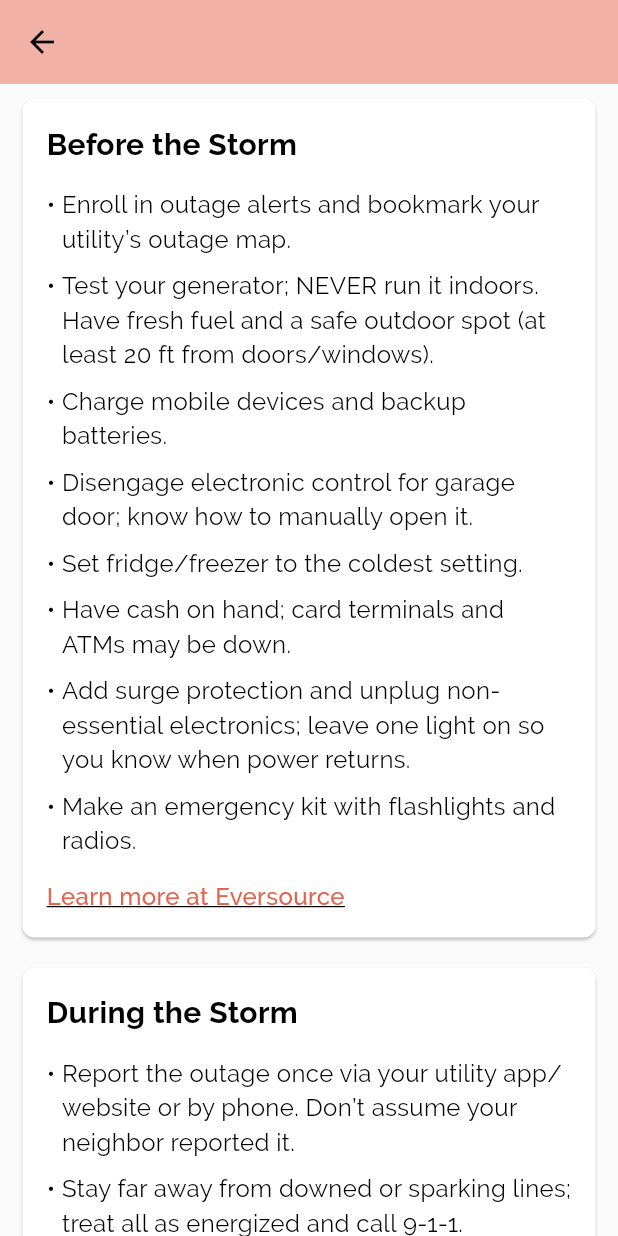
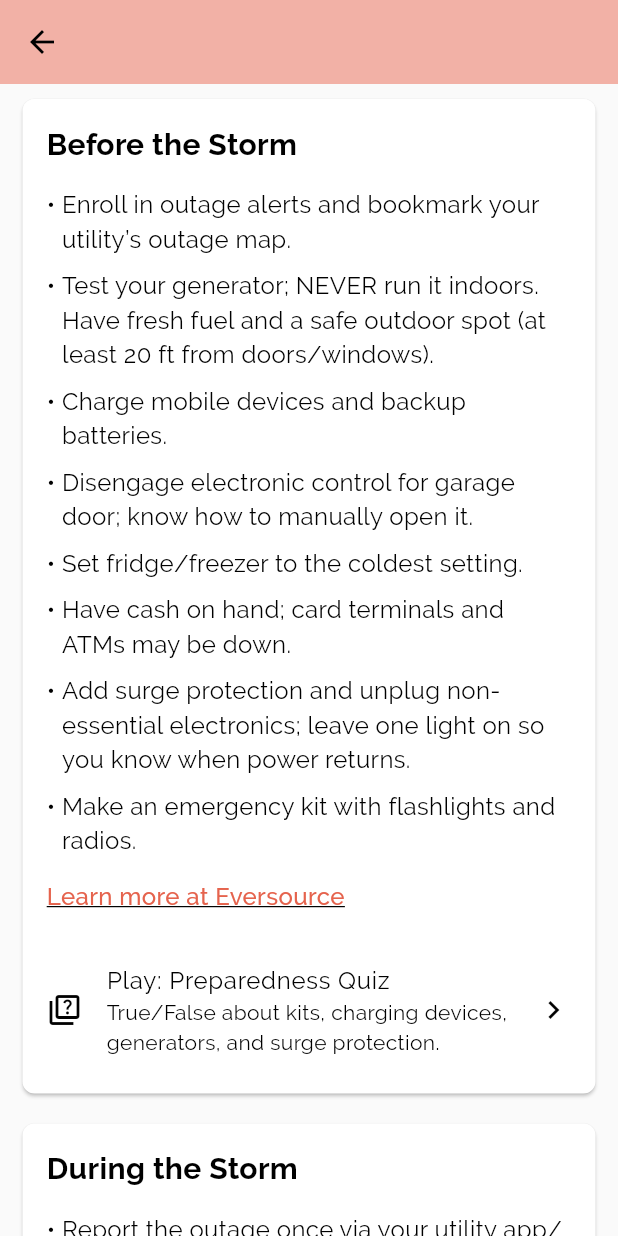
Before and after one commit to littlered964/safer-app, a Flutter app: the PowerOutage screen opened by its route, on a phone screen of 412 x 824 dp. Run offline on Flutter 3.47's test engine with Material 3 defaults, Android fonts, the phone set to English and light mode, and no system bars; our stand-ins replace bloc, device_info_plus, flutter_bloc, flutter_spinbox, flutter_swiper_null_safety, shared_preferences and 1 more; accounts and stored records are empty.

Commit message:
Created new power outage tree, before the storm quiz MVP, & during/after scripts

```diff
--- a/lib/configs/routes.dart
+++ b/lib/configs/routes.dart
@@ -38,7 +38,9 @@ class Routes {
   static const String evacuation = "/evacuation";
   static const String stayInTouch = "/stayInTouch";
   static const String powerOutage = "/powerOutage";
-  static const String powerOutageGame = "/powerOutageGame";
+  static const beforeOutageQuiz = '/beforeOutageQuiz';
+  static const duringOutageSort = '/duringOutageSort';
+  static const afterOutageChoices = '/afterOutageChoices';
 
   static const String termsOfUse = "/termsOfUse";
 
@@ -125,10 +127,21 @@ class Routes {
           builder: (context) => FontSetting(),
         );
 
-      case powerOutageGame:
+      case Routes.beforeOutageQuiz:
         return MaterialPageRoute(
-          builder: (context) => const PowerOutageGame(),
+          builder: (context) => const BeforeOutageQuizPage(),
         );
+
+      case Routes.duringOutageSort:
+        return MaterialPageRoute(
+          builder: (context) => const DuringOutageSortingPage(),
+        );
+
+      case Routes.afterOutageChoices:
+        return MaterialPageRoute(
+          builder: (context) => const AfterOutageChoicesPage(),
+        );
+
 
       default:
         return MaterialPageRoute(
--- a/lib/screens/safer_main_menu/power_outage.dart
+++ b/lib/screens/safer_main_menu/power_outage/power_outage.dart
@@ -4,14 +4,19 @@ import 'package:safer/configs/routes.dart';
 
 class PowerOutage extends StatelessWidget {
   final String title;
-
   const PowerOutage({super.key, required this.title});
 
+  // ---- Generic info block with optional in-card CTA to play the relevant game
   Widget buildInfoBlock(
-    BuildContext context,
-    String heading,
-    List<String> tips, {
+    BuildContext context, {
+    required String heading,
+    required List<String> tips,
     String? link,
+    // CTA config (optional)
+    IconData? ctaIcon,
+    String? ctaTitle,
+    String? ctaSubtitle,
+    VoidCallback? onPlay,
   }) {
     return Card(
       margin: const EdgeInsets.symmetric(vertical: 10, horizontal: 15),
@@ -30,7 +35,8 @@ class PowerOutage extends StatelessWidget {
               ),
             ),
             const SizedBox(height: 10),
-            ...tips.map((tip) => Padding(
+            ...tips.map(
+              (tip) => Padding(
                 padding: const EdgeInsets.symmetric(vertical: 4.0),
                 child: Row(
                   crossAxisAlignment: CrossAxisAlignment.start,
@@ -47,7 +53,8 @@ class PowerOutage extends StatelessWidget {
                     ),
                   ],
                 ),
-                )),
+              ),
+            ),
             if (link != null) ...[
               const SizedBox(height: 10),
               GestureDetector(
@@ -63,6 +70,25 @@ class PowerOutage extends StatelessWidget {
                 ),
               ),
             ],
+            if (onPlay != null && ctaTitle != null) ...[
+              const Divider(height: 24),
+              ListTile(
+                contentPadding: EdgeInsets.zero,
+                leading: Icon(ctaIcon ?? Icons.sports_esports_outlined),
+                title: Text(
+                  ctaTitle,
+                  style: const TextStyle(fontFamily: 'Raleway'),
+                ),
+                subtitle: ctaSubtitle == null
+                    ? null
+                    : Text(
+                        ctaSubtitle,
+                        style: const TextStyle(fontFamily: 'Raleway'),
+                      ),
+                trailing: const Icon(Icons.chevron_right),
+                onTap: onPlay,
+              ),
+            ],
           ],
         ),
       ),
@@ -70,7 +96,8 @@ class PowerOutage extends StatelessWidget {
   }
 
   Widget buildRestorationBlock(BuildContext context) {
-    const url = 'https://www.eversource.com/content/residential/outages/restoration-process';
+    const url =
+        'https://www.eversource.com/content/residential/outages/restoration-process';
     const description =
         'Understand how Eversource restores power after major outages. This page outlines their step-by-step restoration process, prioritization of critical services, and estimated restoration timelines.';
 
@@ -121,8 +148,7 @@ class PowerOutage extends StatelessWidget {
     final links = <String, String>{
       'United Illuminating – Storm Checklist':
           'https://www.uinet.com/safety/stormsafety/stormchecklist',
-      'United Illuminating – Outages':
-          'https://www.uinet.com/outages',
+      'United Illuminating – Outages': 'https://www.uinet.com/outages',
       'Groton Utilities – Outage Info':
           'https://grotonutilities.com/251/Outages#:~:text=There%20are%20currently%20no%20service%20outages.',
       'SNEW (South Norwalk) – Power Outage Tips':
@@ -146,45 +172,28 @@ class PowerOutage extends StatelessWidget {
               ),
             ),
             const SizedBox(height: 8),
-            ...links.entries.map((e) => ListTile(
+            ...links.entries.map(
+              (e) => ListTile(
                 dense: true,
                 contentPadding: EdgeInsets.zero,
                 title: Text(
                   e.key,
-                    style: const TextStyle(fontSize: 16, fontFamily: 'Raleway'),
+                  style:
+                      const TextStyle(fontSize: 16, fontFamily: 'Raleway'),
                 ),
                 trailing: const Icon(Icons.open_in_new, size: 18),
                 onTap: () => launchUrl(Uri.parse(e.value)),
-                )),
+              ),
+            ),
           ],
         ),
       ),
     );
   }
 
-  Widget buildGameBlock(BuildContext context) {
-    return Card(
-      margin: const EdgeInsets.symmetric(vertical: 10, horizontal: 15),
-      clipBehavior: Clip.antiAlias,
-      child: ListTile(
-        leading: const Icon(Icons.sports_esports),
-        title: const Text(
-          'Play the Power Outage Sorting Game',
-          style: TextStyle(fontFamily: 'Raleway'),
-        ),
-        subtitle: const Text(
-          'Sort items into “Helpful” vs “Not Helpful” to prep for outages.',
-          style: TextStyle(fontFamily: 'Raleway'),
-        ),
-        trailing: const Icon(Icons.chevron_right),
-        onTap: () => Navigator.pushNamed(context, Routes.powerOutageGame),
-      ),
-    );
-  }
-
-
   @override
   Widget build(BuildContext context) {
+    // ---- Tips content (unchanged)
     final beforeStormTips = [
       "Enroll in outage alerts and bookmark your utility’s outage map.",
       "Test your generator; NEVER run it indoors. Have fresh fuel and a safe outdoor spot (at least 20 ft from doors/windows).",
@@ -221,32 +230,53 @@ class PowerOutage extends StatelessWidget {
       ),
       body: ListView(
         children: [
+          // BEFORE block + game CTA (Preparedness Quiz)
           buildInfoBlock(
             context,
-            "Before the Storm",
-            beforeStormTips,
+            heading: "Before the Storm",
+            tips: beforeStormTips,
             link:
                 "https://www.eversource.com/content/residential/outages/storm-preparedness/before-a-storm",
+            ctaIcon: Icons.quiz_outlined,
+            ctaTitle: 'Play: Preparedness Quiz',
+            ctaSubtitle:
+                'True/False about kits, charging devices, generators, and surge protection.',
+            onPlay: () =>
+                Navigator.pushNamed(context, Routes.beforeOutageQuiz),
           ),
+
+          // DURING block + game CTA (Sorting / Safe vs Not Safe)
           buildInfoBlock(
             context,
-            "During the Storm",
-            duringStormTips,
+            heading: "During the Storm",
+            tips: duringStormTips,
             link:
                 "https://www.eversource.com/content/residential/outages/storm-preparedness/during-a-storm",
+            ctaIcon: Icons.swap_horiz, // or Icons.swipe
+            ctaTitle: 'Play: Sort-It (During Outage)',
+            ctaSubtitle:
+                'Swipe items into SAFE vs NOT SAFE (flashlights, candles, generators, etc.).',
+            onPlay: () =>
+                Navigator.pushNamed(context, Routes.duringOutageSort),
           ),
+
+          // AFTER block + game CTA (Recovery Choices)
           buildInfoBlock(
             context,
-            "After the Storm",
-            afterStormTips,
+            heading: "After the Storm",
+            tips: afterStormTips,
             link:
                 "https://www.eversource.com/content/residential/outages/storm-preparedness/after-a-storm",
+            ctaIcon: Icons.bolt_outlined,
+            ctaTitle: 'Play: Recovery Choices',
+            ctaSubtitle:
+                'Make post-outage decisions (food safety, power-up sequence, generators).',
+            onPlay: () =>
+                Navigator.pushNamed(context, Routes.afterOutageChoices),
           ),
+
           buildRestorationBlock(context),
-
           buildCtUtilitiesBlock(context),
-
-          buildGameBlock(context),
         ],
       ),
     );
--- a/lib/screens/screen.dart
+++ b/lib/screens/screen.dart
@@ -14,5 +14,7 @@ export 'safer_main_menu/property_risk.dart';
 export 'safer_main_menu/supplies.dart';
 export 'safer_main_menu/evacuation.dart';
 export 'safer_main_menu/stay_in_touch.dart';
-export 'safer_main_menu/power_outage.dart';
-export 'safer_main_menu/power_outage_game.dart';
+export 'safer_main_menu/power_outage/power_outage.dart';
+export 'safer_main_menu/power_outage/before_outage_quiz.dart';
+export 'safer_main_menu/power_outage/during_outage_sort.dart';
+export 'safer_main_menu/power_outage/after_outage_choices.dart';
```
Also changed, not shown: lib/screens/safer_main_menu/power_outage/after_outage_choices.dart (added, +18 -0 lines), lib/screens/safer_main_menu/power_outage/before_outage_quiz.dart (added, +230 -0 lines), lib/screens/safer_main_menu/power_outage/during_outage_sort.dart (added, +18 -0 lines), lib/screens/safer_main_menu/power_outage_game.dart (deleted, +0 -240 lines). Lines whose indentation alone changed are shown as unchanged.
